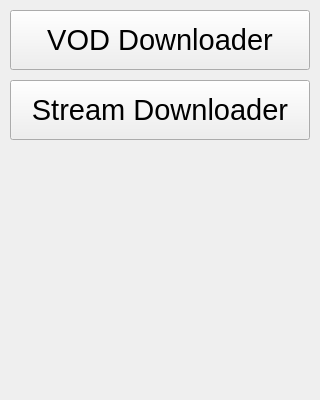
The window that ui/main.ui (Pixelsuft/twitch-keeper) describes before a commit, drawn with Qt 5.
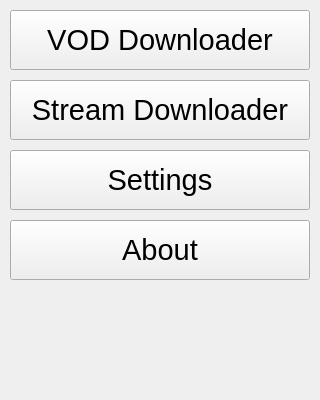
The same window after the commit. Icons and pictures are not drawn.

What changed in the file:
```diff
--- a/ui/main.ui
+++ b/ui/main.ui
@@ -52,6 +52,32 @@
      <string>Stream Downloader</string>
     </property>
    </widget>
+   <widget class="QPushButton" name="settingsButton">
+    <property name="geometry">
+     <rect>
+      <x>10</x>
+      <y>150</y>
+      <width>300</width>
+      <height>60</height>
+     </rect>
+    </property>
+    <property name="text">
+     <string>Settings</string>
+    </property>
+   </widget>
+   <widget class="QPushButton" name="aboutButton">
+    <property name="geometry">
+     <rect>
+      <x>10</x>
+      <y>220</y>
+      <width>300</width>
+      <height>60</height>
+     </rect>
+    </property>
+    <property name="text">
+     <string>About</string>
+    </property>
+   </widget>
   </widget>
  </widget>
  <resources/>
```
